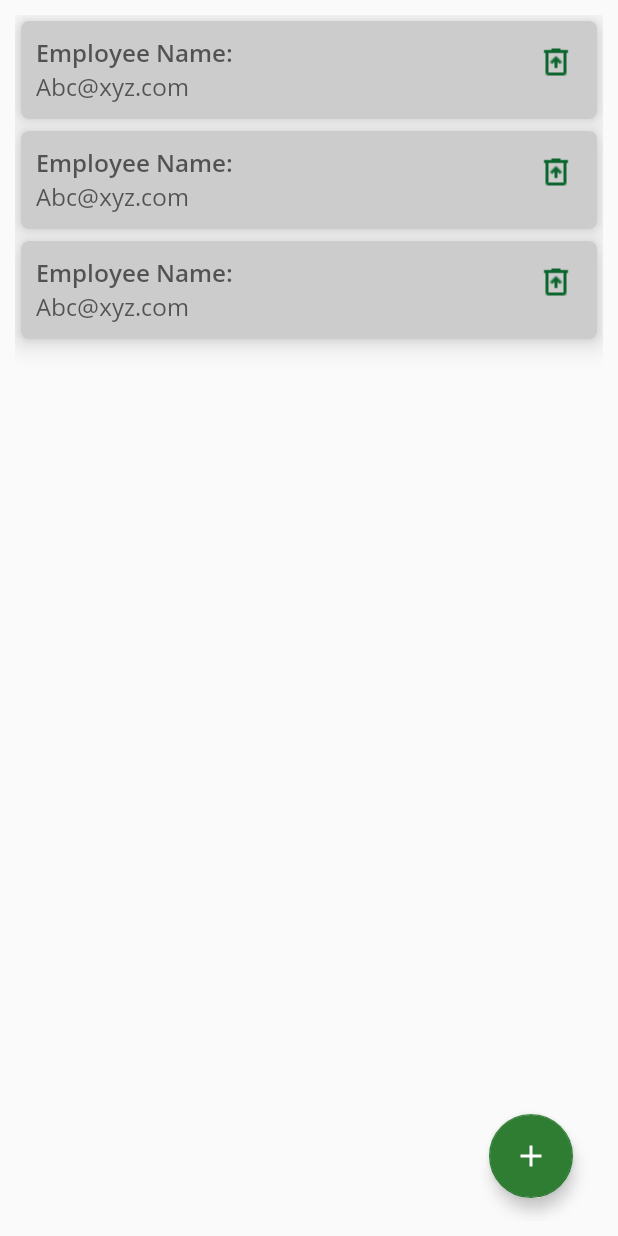
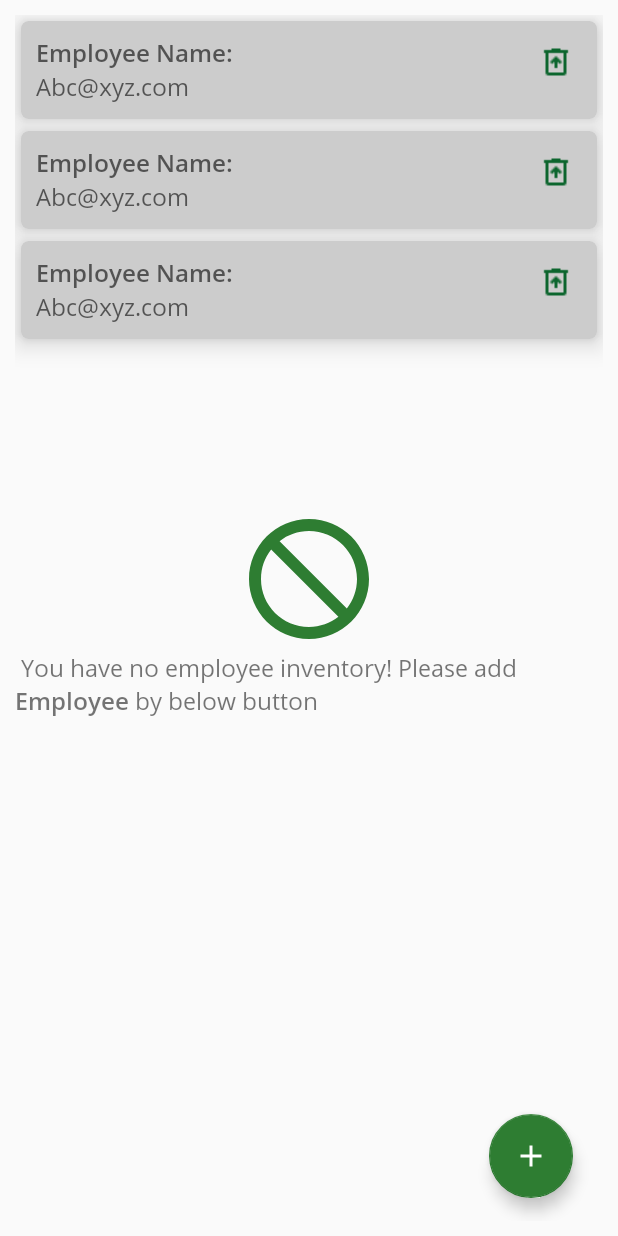
Before and after one commit to maheshtechastr/DeviceInventoryManagementSystem, an Android app: the layout employee_list_fragment.xml on its own in the app's theme, with its tools: preview values and no code run, on a phone screen of 412 x 824 dp. Run offline under Robolectric (Android 15) with nearby library versions, the phone set to English and light mode, and no system bars.

Commit message:
point 7 and 8 completed

```diff
--- a/app/build.gradle
+++ b/app/build.gradle
@@ -79,7 +79,12 @@ dependencies {
     kapt "com.google.dagger:dagger-compiler:$daggerVersion"
     implementation "com.google.dagger:dagger-android-support:$daggerVersion"
     kapt "com.google.dagger:dagger-android-processor:$daggerVersion"
+// Assisted Inject
+    compileOnly "com.squareup.inject:assisted-inject-annotations-dagger2:$assisted_inject_version"
+    kapt "com.squareup.inject:assisted-inject-processor-dagger2:$assisted_inject_version"
+
     //worker
     implementation "androidx.work:work-runtime-ktx:$workerVersion"
     implementation "com.jakewharton.timber:timber:4.7.1"
+    implementation 'com.opencsv:opencsv:5.2'
 }
--- a/app/src/main/java/com/mpg/nagarro/deviceinventorymgmt/ui/devices/DeviceListViewModel.kt
+++ b/app/src/main/java/com/mpg/nagarro/deviceinventorymgmt/ui/devices/DeviceListViewModel.kt
@@ -1,6 +1,7 @@
 package com.mpg.nagarro.deviceinventorymgmt.ui.devices
 
 import androidx.lifecycle.LiveData
+import androidx.lifecycle.Transformations
 import androidx.lifecycle.viewModelScope
 import com.mpg.nagarro.deviceinventorymgmt.base.BaseViewModel
 import com.mpg.nagarro.deviceinventorymgmt.data.Repository
@@ -12,6 +13,11 @@ class DeviceListViewModel @Inject constructor(private val repository: Repository
     BaseViewModel() {
 
     val devices: LiveData<List<DeviceEntity>> = repository.getDeviceList()
+
+    // This LiveData depends on another so we can use a transformation.
+    val empty: LiveData<Boolean> = Transformations.map(devices) {
+        it.isEmpty()
+    }
 
     fun deleteRowAction(item: DeviceEntity) = viewModelScope.launch {
 
--- a/app/src/main/java/com/mpg/nagarro/deviceinventorymgmt/ui/employee/EmployeeListViewModel.kt
+++ b/app/src/main/java/com/mpg/nagarro/deviceinventorymgmt/ui/employee/EmployeeListViewModel.kt
@@ -1,6 +1,7 @@
 package com.mpg.nagarro.deviceinventorymgmt.ui.employee
 
 import androidx.lifecycle.LiveData
+import androidx.lifecycle.Transformations
 import androidx.lifecycle.viewModelScope
 import com.mpg.nagarro.deviceinventorymgmt.base.BaseViewModel
 import com.mpg.nagarro.deviceinventorymgmt.data.Repository
@@ -12,6 +13,11 @@ class EmployeeListViewModel @Inject constructor(private val repository: Reposito
     BaseViewModel() {
     val employees: LiveData<List<EmployeeEntity>> = repository.getEmployeeList()
 
+    // This LiveData depends on another so we can use a transformation.
+    val empty: LiveData<Boolean> = Transformations.map(employees) {
+        it.isEmpty()
+    }
+
     fun deleteRow(entity: EmployeeEntity) = viewModelScope.launch {
         val deviceInventories = repository.getAllIssuedOrLostInventoryOfEmpId(entity.empId)
         if (deviceInventories.isEmpty())
--- /dev/null
+++ b/app/src/main/res/drawable/ic_device_24.xml
@@ -0,0 +1,5 @@
+<vector android:height="24dp" android:tint="#22770F"
+    android:viewportHeight="24" android:viewportWidth="24"
+    android:width="24dp" xmlns:android="http://schemas.android.com/apk/res/android">
+    <path android:fillColor="@android:color/white" android:pathData="M19,1H9c-1.1,0 -2,0.9 -2,2v3h2V4h10v16H9v-2H7v3c0,1.1 0.9,2 2,2h10c1.1,0 2,-0.9 2,-2V3c0,-1.1 -0.9,-2 -2,-2zM7.01,13.47l-2.55,-2.55 -1.27,1.27L7,16l7.19,-7.19 -1.27,-1.27z"/>
+</vector>
--- /dev/null
+++ b/app/src/main/res/drawable/ic_no_content_24.xml
@@ -0,0 +1,5 @@
+<vector android:height="24dp" android:tint="#FF2E7D32"
+    android:viewportHeight="24" android:viewportWidth="24"
+    android:width="24dp" xmlns:android="http://schemas.android.com/apk/res/android">
+    <path android:fillColor="@android:color/white" android:pathData="M12,2C6.48,2 2,6.48 2,12s4.48,10 10,10 10,-4.48 10,-10S17.52,2 12,2zM12,20c-4.42,0 -8,-3.58 -8,-8 0,-1.85 0.63,-3.55 1.69,-4.9L16.9,18.31C15.55,19.37 13.85,20 12,20zM18.31,16.9L7.1,5.69C8.45,4.63 10.15,4 12,4c4.42,0 8,3.58 8,8 0,1.85 -0.63,3.55 -1.69,4.9z"/>
+</vector>
--- /dev/null
+++ b/app/src/main/res/drawable/ic_person_24.xml
@@ -0,0 +1,5 @@
+<vector android:height="24dp" android:tint="#22770F"
+    android:viewportHeight="24" android:viewportWidth="24"
+    android:width="24dp" xmlns:android="http://schemas.android.com/apk/res/android">
+    <path android:fillColor="@android:color/white" android:pathData="M12,12c2.21,0 4,-1.79 4,-4s-1.79,-4 -4,-4 -4,1.79 -4,4 1.79,4 4,4zM12,14c-2.67,0 -8,1.34 -8,4v2h16v-2c0,-2.66 -5.33,-4 -8,-4z"/>
+</vector>
--- a/app/src/main/res/layout/device_allotted_list_fragment.xml
+++ b/app/src/main/res/layout/device_allotted_list_fragment.xml
@@ -27,6 +27,7 @@
             android:layout_height="wrap_content"
             android:hint="@string/app_name"
             android:padding="2dp"
+            android:visibility="@{viewmodel.empty ? View.GONE : View.VISIBLE}"
             android:text="@{context.getString(viewmodel.currentFilteringLabel)}"
             app:layout_constraintStart_toStartOf="parent"
             app:layout_constraintTop_toTopOf="parent" />
--- a/app/src/main/res/layout/employee_list_fragment.xml
+++ b/app/src/main/res/layout/employee_list_fragment.xml
@@ -4,6 +4,8 @@
     xmlns:tools="http://schemas.android.com/tools">
 
     <data>
+
+        <import type="android.view.View" />
 
         <variable
             name="viewmodel"
@@ -21,11 +23,43 @@
             android:id="@+id/employee_list"
             android:layout_width="match_parent"
             android:layout_height="match_parent"
+            android:visibility="@{viewmodel.empty ? View.GONE : View.VISIBLE}"
             app:items="@{viewmodel.employees}"
             app:layoutManager="androidx.recyclerview.widget.LinearLayoutManager"
             app:layout_constraintStart_toStartOf="parent"
             app:layout_constraintTop_toTopOf="parent"
             tools:listitem="@layout/employee_list_item" />
+
+        <LinearLayout
+            android:id="@+id/no_inventory_layout"
+            android:layout_width="wrap_content"
+            android:layout_height="wrap_content"
+            android:layout_centerInParent="true"
+            android:orientation="vertical"
+            android:visibility="@{viewmodel.empty ? View.VISIBLE : View.GONE}"
+            app:layout_constraintBottom_toBottomOf="parent"
+            app:layout_constraintEnd_toEndOf="parent"
+            app:layout_constraintStart_toStartOf="parent"
+            app:layout_constraintTop_toTopOf="parent"
+            tools:ignore="UseCompoundDrawables">
+
+            <ImageView
+                android:id="@+id/no_items_icon"
+                android:layout_width="96dp"
+                android:layout_height="96dp"
+                android:layout_gravity="center"
+                android:contentDescription="@string/app_name"
+                android:src="@drawable/ic_no_content_24" />
+
+            <TextView
+                android:id="@+id/no_items_text"
+                android:layout_width="wrap_content"
+                android:layout_height="wrap_content"
+                android:layout_gravity="center"
+                android:layout_marginBottom="@dimen/list_item_padding"
+                android:hint="@string/no_employee"
+                android:text="@string/no_employee" />
+        </LinearLayout>
 
         <com.google.android.material.floatingactionbutton.FloatingActionButton
             android:id="@+id/floatingActionButton"
--- a/app/src/main/res/menu/drawer_actions.xml
+++ b/app/src/main/res/menu/drawer_actions.xml
@@ -6,10 +6,10 @@
         android:title="@string/device_list" />
     <item
         android:id="@id/employee_list_fragment"
-        android:icon="@drawable/ic_statistics"
+        android:icon="@drawable/ic_person_24"
         android:title="@string/employee_list" />
     <item
         android:id="@id/device_allotted_list_fragment"
-        android:icon="@drawable/ic_filter_list"
+        android:icon="@drawable/ic_device_24"
         android:title="@string/device_allotted_list" />
 </menu>
--- a/app/src/main/res/values/strings.xml
+++ b/app/src/main/res/values/strings.xml
@@ -36,6 +36,8 @@
     <string name="no_issued_inventory">You have no Issued device inventory!</string>
     <string name="no_lost_inventory">You have no Lost device inventory!</string>
     <string name="no_inventory">You have no device inventory!</string>
+    <string name="no_device"> You have no device! <br/>Please add <b>"Device"</b> by below button</string>
+    <string name="no_employee"> You have no employee inventory! <br/>Please add <b>"Employee"</b> by below button</string>
 
     <!-- Messages -->
     <string name="set_permissions_in_settings">Go to Settings -> Apps and Notifications ->
--- a/build.gradle
+++ b/build.gradle
@@ -51,4 +51,5 @@ ext {
     androidXAnnotations = '1.0.1'
     contraintVersion = '2.0.1'
     daggerVersion = "2.17"
+    assisted_inject_version = '0.5.2'
 }
```
Also changed, not shown: app/src/main/java/com/mpg/nagarro/deviceinventorymgmt/data/local/InventoryDao.kt (+24 -0 lines), app/src/main/java/com/mpg/nagarro/deviceinventorymgmt/ui/activity/MainActivity.kt (+13 -6 lines), app/src/main/java/com/mpg/nagarro/deviceinventorymgmt/ui/inventory/DeviceAllotmentFragment.kt (+8 -7 lines), app/src/main/java/com/mpg/nagarro/deviceinventorymgmt/ui/inventory/DeviceAllottedListViewModel.kt (+4 -4 lines), app/src/main/java/com/mpg/nagarro/deviceinventorymgmt/ui/worker/CleanupWorker.kt (+6 -4 lines), app/src/main/java/com/mpg/nagarro/deviceinventorymgmt/ui/worker/ScheduleBackupWorker.kt (+28 -22 lines), app/src/main/java/com/mpg/nagarro/deviceinventorymgmt/util/ExportDbUtil.kt (added, +236 -0 lines), app/src/main/java/com/mpg/nagarro/deviceinventorymgmt/util/ExporterListener.kt (added, +7 -0 lines), app/src/main/res/layout/device_list_fragment.xml (+38 -3 lines).
